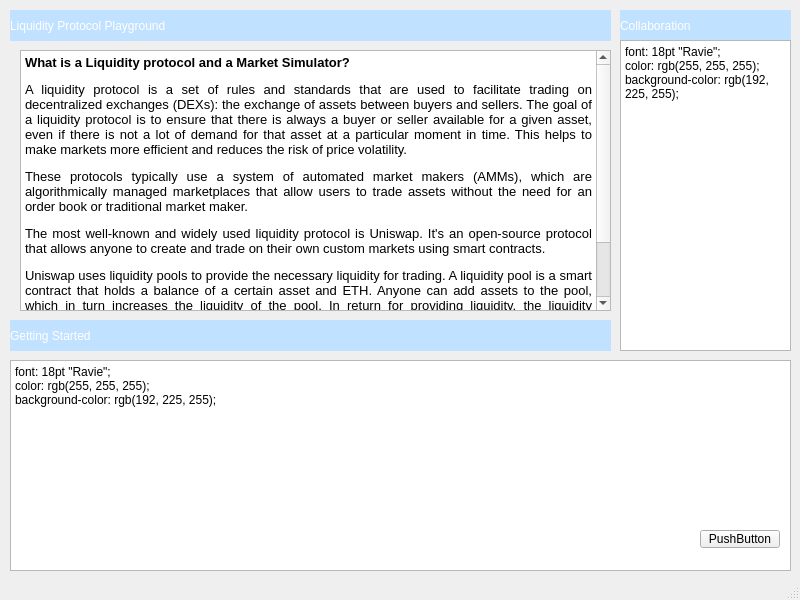
This is introductorywindow.ui in LiquidityProtocol/AMM-Simulator as Qt 5 draws it before an edit. The edited form follows.
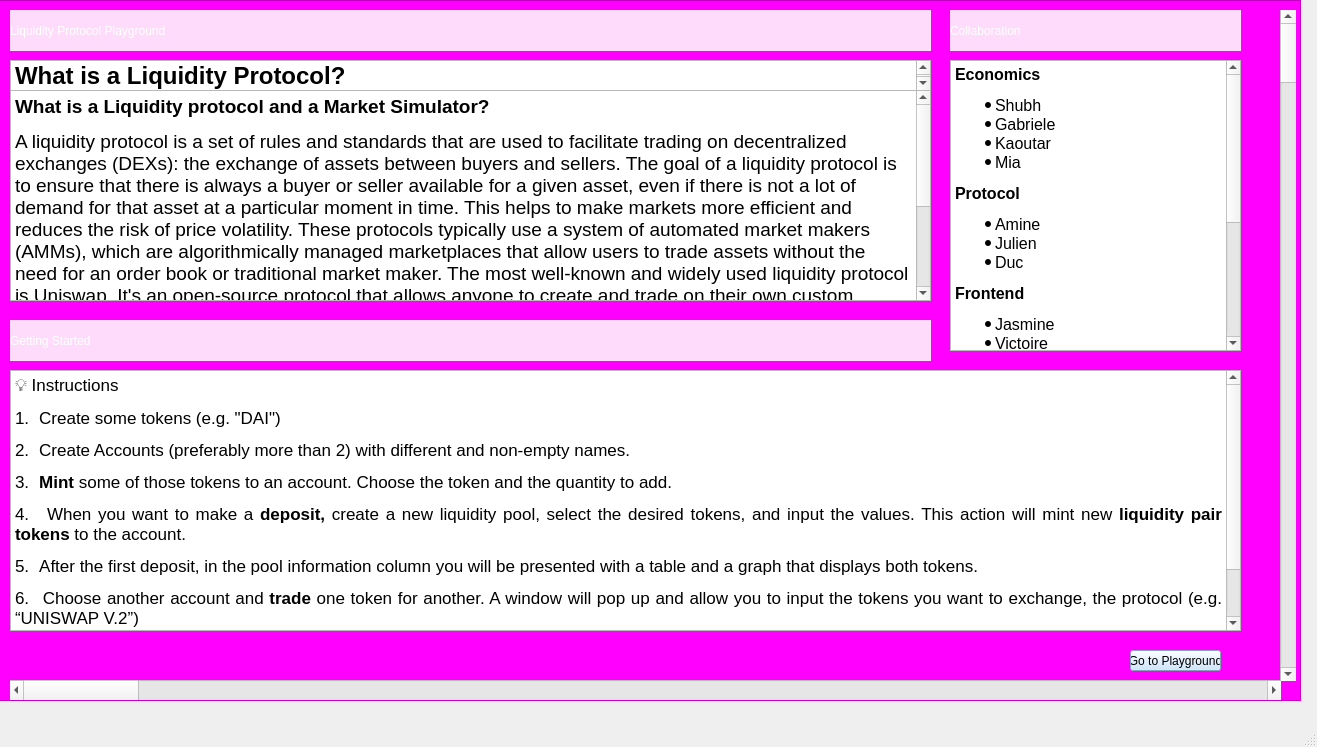
This is the edited form.

Commit message: Finished window

Patch:
```diff
--- a/introductorywindow.ui
+++ b/introductorywindow.ui
@@ -6,8 +6,8 @@
    <rect>
     <x>0</x>
     <y>0</y>
-    <width>800</width>
-    <height>600</height>
+    <width>1317</width>
+    <height>747</height>
    </rect>
   </property>
   <property name="windowTitle">
@@ -17,14 +17,20 @@
    <widget class="QPushButton" name="pushButton">
     <property name="geometry">
      <rect>
-      <x>700</x>
-      <y>530</y>
-      <width>80</width>
-      <height>18</height>
+      <x>1130</x>
+      <y>650</y>
+      <width>91</width>
+      <height>21</height>
      </rect>
     </property>
+    <property name="cursor">
+     <cursorShape>PointingHandCursor</cursorShape>
+    </property>
+    <property name="styleSheet">
+     <string notr="true">background-color: rgb(192, 225, 255);</string>
+    </property>
     <property name="text">
-     <string>PushButton</string>
+     <string>Go to Playground</string>
     </property>
    </widget>
    <widget class="QLabel" name="label">
@@ -32,14 +38,15 @@
      <rect>
       <x>10</x>
       <y>10</y>
-      <width>601</width>
-      <height>31</height>
+      <width>921</width>
+      <height>41</height>
      </rect>
     </property>
     <property name="styleSheet">
      <string notr="true">font: 18pt &quot;Ravie&quot;;
+background-color: rgb(254, 219, 251);
 color: rgb(255, 255, 255);
-background-color: rgb(192, 225, 255);</string>
+</string>
     </property>
     <property name="text">
      <string>Liquidity Protocol Playground </string>
@@ -48,24 +55,24 @@
    <widget class="QTextBrowser" name="textBrowser">
     <property name="geometry">
      <rect>
-      <x>20</x>
-      <y>50</y>
-      <width>591</width>
-      <height>261</height>
+      <x>10</x>
+      <y>90</y>
+      <width>921</width>
+      <height>211</height>
      </rect>
     </property>
+    <property name="styleSheet">
+     <string notr="true">font: 9pt &quot;Rockwell&quot;;
+</string>
+    </property>
     <property name="html">
      <string>&lt;!DOCTYPE HTML PUBLIC &quot;-//W3C//DTD HTML 4.0//EN&quot; &quot;http://www.w3.org/TR/REC-html40/strict.dtd&quot;&gt;
 &lt;html&gt;&lt;head&gt;&lt;meta name=&quot;qrichtext&quot; content=&quot;1&quot; /&gt;&lt;meta charset=&quot;utf-8&quot; /&gt;&lt;style type=&quot;text/css&quot;&gt;
 p, li { white-space: pre-wrap; }
 hr { height: 1px; border-width: 0; }
-&lt;/style&gt;&lt;/head&gt;&lt;body style=&quot; font-family:'Segoe UI'; font-size:9pt; font-weight:400; font-style:normal;&quot;&gt;
-&lt;p style=&quot; margin-top:0px; margin-bottom:0px; margin-left:0px; margin-right:0px; -qt-block-indent:0; text-indent:0px;&quot;&gt;&lt;span style=&quot; font-size:10pt; font-weight:700;&quot;&gt;What is a Liquidity protocol and a Market Simulator?&lt;/span&gt;&lt;/p&gt;
-&lt;p align=&quot;justify&quot; style=&quot; margin-top:12px; margin-bottom:12px; margin-left:0px; margin-right:0px; -qt-block-indent:0; text-indent:0px;&quot;&gt;&lt;span style=&quot; font-size:10pt;&quot;&gt;A liquidity protocol is a set of rules and standards that are used to facilitate trading on decentralized exchanges (DEXs): the exchange of assets between buyers and sellers. The goal of a liquidity protocol is to ensure that there is always a buyer or seller available for a given asset, even if there is not a lot of demand for that asset at a particular moment in time. This helps to make markets more efficient and reduces the risk of price volatility.&lt;/span&gt;&lt;/p&gt;
-&lt;p align=&quot;justify&quot; style=&quot; margin-top:12px; margin-bottom:12px; margin-left:0px; margin-right:0px; -qt-block-indent:0; text-indent:0px;&quot;&gt;&lt;span style=&quot; font-size:10pt;&quot;&gt;These protocols typically use a system of automated market makers (AMMs), which are algorithmically managed marketplaces that allow users to trade assets without the need for an order book or traditional market maker.&lt;/span&gt;&lt;/p&gt;
-&lt;p align=&quot;justify&quot; style=&quot; margin-top:12px; margin-bottom:12px; margin-left:0px; margin-right:0px; -qt-block-indent:0; text-indent:0px;&quot;&gt;&lt;span style=&quot; font-size:10pt;&quot;&gt;The most well-known and widely used liquidity protocol is Uniswap. It's an open-source protocol that allows anyone to create and trade on their own custom markets using smart contracts.&lt;/span&gt;&lt;/p&gt;
-&lt;p align=&quot;justify&quot; style=&quot; margin-top:12px; margin-bottom:12px; margin-left:0px; margin-right:0px; -qt-block-indent:0; text-indent:0px;&quot;&gt;&lt;span style=&quot; font-size:10pt;&quot;&gt;Uniswap uses liquidity pools to provide the necessary liquidity for trading. A liquidity pool is a smart contract that holds a balance of a certain asset and ETH. Anyone can add assets to the pool, which in turn increases the liquidity of the pool. In return for providing liquidity, the liquidity providers earn a small percentage of the trading fees from trades that occur within the pool.&lt;/span&gt;&lt;/p&gt;
-&lt;p align=&quot;justify&quot; style=&quot; margin-top:12px; margin-bottom:12px; margin-left:0px; margin-right:0px; -qt-block-indent:0; text-indent:0px;&quot;&gt;&lt;span style=&quot; font-size:10pt;&quot;&gt;Market simulators are tools that can be used to test trading strategies and simulate the performance of different markets. They can be useful for traders, liquidity providers, and anyone who wants to understand how a market might behave under different conditions.&lt;/span&gt;&lt;/p&gt;&lt;/body&gt;&lt;/html&gt;</string>
+&lt;/style&gt;&lt;/head&gt;&lt;body style=&quot; font-family:'Rockwell'; font-size:9pt; font-weight:400; font-style:normal;&quot;&gt;
+&lt;p style=&quot; margin-top:12px; margin-bottom:0px; margin-left:0px; margin-right:0px; -qt-block-indent:0; text-indent:0px;&quot;&gt;&lt;span style=&quot; font-family:'Rockwell','serif'; font-size:14pt; font-weight:700;&quot;&gt;What is a Liquidity protocol and a Market Simulator?&lt;/span&gt; &lt;/p&gt;
+&lt;p style=&quot; margin-top:12px; margin-bottom:12px; margin-left:0px; margin-right:0px; -qt-block-indent:0; text-indent:0px;&quot;&gt;&lt;span style=&quot; font-family:'Rockwell','serif'; font-size:14pt;&quot;&gt;A liquidity protocol is a set of rules and standards that are used to facilitate trading on decentralized exchanges (DEXs): the exchange of assets between buyers and sellers. The goal of a liquidity protocol is to ensure that there is always a buyer or seller available for a given asset, even if there is not a lot of demand for that asset at a particular moment in time. This helps to make markets more efficient and reduces the risk of price volatility. These protocols typically use a system of automated market makers (AMMs), which are algorithmically managed marketplaces that allow users to trade assets without the need for an order book or traditional market maker. The most well-known and widely used liquidity protocol is Uniswap. It's an open-source protocol that allows anyone to create and trade on their own custom markets using smart contracts. Uniswap uses liquidity pools to provide the necessary liquidity for trading. A liquidity pool is a smart contract that holds a balance of a certain asset and ETH. Anyone can add assets to the pool, which in turn increases the liquidity of the pool. In return for providing liquidity, the liquidity providers earn a small percentage of the trading fees from trades that occur within the pool. Market simulators are tools that can be used to test trading strategies and simulate the performance of different markets. They can be useful for traders, liquidity providers, and anyone who wants to understand how a market might behave under different conditions.&lt;/span&gt; &lt;/p&gt;&lt;/body&gt;&lt;/html&gt;</string>
     </property>
    </widget>
    <widget class="QLabel" name="label_3">
@@ -73,14 +80,16 @@
      <rect>
       <x>10</x>
       <y>320</y>
-      <width>601</width>
-      <height>31</height>
+      <width>921</width>
+      <height>41</height>
      </rect>
     </property>
     <property name="styleSheet">
      <string notr="true">font: 18pt &quot;Ravie&quot;;
 color: rgb(255, 255, 255);
-background-color: rgb(192, 225, 255);</string>
+border-color: rgb(0, 0, 0);
+background-color: rgb(254, 219, 251);
+</string>
     </property>
     <property name="text">
      <string>Getting Started</string>
@@ -89,16 +98,17 @@
    <widget class="QLabel" name="label_4">
     <property name="geometry">
      <rect>
-      <x>620</x>
+      <x>950</x>
       <y>10</y>
-      <width>171</width>
-      <height>31</height>
+      <width>291</width>
+      <height>41</height>
      </rect>
     </property>
     <property name="styleSheet">
      <string notr="true">font: 15pt &quot;Ravie&quot;;
 color: rgb(255, 255, 255);
-background-color: rgb(192, 225, 255);</string>
+background-color: rgb(254, 219, 251);
+</string>
     </property>
     <property name="text">
      <string>Collaboration</string>
@@ -108,9 +118,9 @@
     <property name="geometry">
      <rect>
       <x>10</x>
-      <y>360</y>
-      <width>781</width>
-      <height>211</height>
+      <y>370</y>
+      <width>1231</width>
+      <height>261</height>
      </rect>
     </property>
     <property name="html">
@@ -119,19 +129,24 @@
 p, li { white-space: pre-wrap; }
 hr { height: 1px; border-width: 0; }
 &lt;/style&gt;&lt;/head&gt;&lt;body style=&quot; font-family:'Segoe UI'; font-size:9pt; font-weight:400; font-style:normal;&quot;&gt;
-&lt;p style=&quot; margin-top:0px; margin-bottom:0px; margin-left:0px; margin-right:0px; -qt-block-indent:0; text-indent:0px;&quot;&gt;font: 18pt &amp;quot;Ravie&amp;quot;;&lt;/p&gt;
-&lt;p style=&quot; margin-top:0px; margin-bottom:0px; margin-left:0px; margin-right:0px; -qt-block-indent:0; text-indent:0px;&quot;&gt;color: rgb(255, 255, 255);&lt;/p&gt;
-&lt;p style=&quot; margin-top:0px; margin-bottom:0px; margin-left:0px; margin-right:0px; -qt-block-indent:0; text-indent:0px;&quot;&gt;background-color: rgb(192, 225, 255);&lt;/p&gt;
-&lt;p style=&quot;-qt-paragraph-type:empty; margin-top:0px; margin-bottom:0px; margin-left:0px; margin-right:0px; -qt-block-indent:0; text-indent:0px;&quot;&gt;&lt;br /&gt;&lt;/p&gt;&lt;/body&gt;&lt;/html&gt;</string>
+&lt;p align=&quot;justify&quot; style=&quot; margin-top:12px; margin-bottom:12px; margin-left:0px; margin-right:0px; -qt-block-indent:0; text-indent:0px;&quot;&gt;&lt;span style=&quot; font-family:'Segoe UI Emoji','sans-serif'; font-size:13pt;&quot;&gt;💡&lt;/span&gt;&lt;span style=&quot; font-family:'Rockwell','serif'; font-size:13pt;&quot;&gt; Instructions&lt;/span&gt; &lt;/p&gt;
+&lt;p align=&quot;justify&quot; style=&quot; margin-top:12px; margin-bottom:12px; margin-left:0px; margin-right:0px; -qt-block-indent:0; text-indent:0px;&quot;&gt;&lt;span style=&quot; font-family:'Rockwell','serif'; font-size:13pt;&quot;&gt;1.&lt;/span&gt;&lt;span style=&quot; font-family:'Times New Roman'; font-size:7pt;&quot;&gt;    &lt;/span&gt;&lt;span style=&quot; font-family:'Rockwell','serif'; font-size:13pt;&quot;&gt;Create some tokens (e.g. &amp;quot;DAI&amp;quot;)&lt;/span&gt; &lt;/p&gt;
+&lt;p align=&quot;justify&quot; style=&quot; margin-top:12px; margin-bottom:12px; margin-left:0px; margin-right:0px; -qt-block-indent:0; text-indent:0px;&quot;&gt;&lt;span style=&quot; font-family:'Rockwell','serif'; font-size:13pt;&quot;&gt;2.&lt;/span&gt;&lt;span style=&quot; font-family:'Times New Roman'; font-size:7pt;&quot;&gt;    &lt;/span&gt;&lt;span style=&quot; font-family:'Rockwell','serif'; font-size:13pt;&quot;&gt;Create Accounts (preferably more than 2) with different and non-empty names.&lt;/span&gt; &lt;/p&gt;
+&lt;p align=&quot;justify&quot; style=&quot; margin-top:12px; margin-bottom:12px; margin-left:0px; margin-right:0px; -qt-block-indent:0; text-indent:0px;&quot;&gt;&lt;span style=&quot; font-family:'Rockwell','serif'; font-size:13pt;&quot;&gt;3.&lt;/span&gt;&lt;span style=&quot; font-family:'Times New Roman'; font-size:7pt;&quot;&gt;    &lt;/span&gt;&lt;span style=&quot; font-family:'Rockwell','serif'; font-size:13pt; font-weight:700;&quot;&gt;Mint&lt;/span&gt;&lt;span style=&quot; font-family:'Rockwell','serif'; font-size:13pt;&quot;&gt; some of those tokens to an account. Choose the token and the quantity to add.&lt;/span&gt; &lt;/p&gt;
+&lt;p align=&quot;justify&quot; style=&quot; margin-top:12px; margin-bottom:12px; margin-left:0px; margin-right:0px; -qt-block-indent:0; text-indent:0px;&quot;&gt;&lt;span style=&quot; font-family:'Rockwell','serif'; font-size:13pt;&quot;&gt;4.&lt;/span&gt;&lt;span style=&quot; font-family:'Times New Roman'; font-size:7pt;&quot;&gt;    &lt;/span&gt;&lt;span style=&quot; font-family:'Rockwell','serif'; font-size:13pt;&quot;&gt;When you want to&lt;/span&gt;&lt;span style=&quot; font-family:'Rockwell','serif'; font-size:13pt; font-weight:700;&quot;&gt; &lt;/span&gt;&lt;span style=&quot; font-family:'Rockwell','serif'; font-size:13pt;&quot;&gt;make a &lt;/span&gt;&lt;span style=&quot; font-family:'Rockwell','serif'; font-size:13pt; font-weight:700;&quot;&gt;deposit, &lt;/span&gt;&lt;span style=&quot; font-family:'Rockwell','serif'; font-size:13pt;&quot;&gt;create a new liquidity pool, select the desired tokens, and input the values. This action will mint new &lt;/span&gt;&lt;span style=&quot; font-family:'Rockwell','serif'; font-size:13pt; font-weight:700;&quot;&gt;liquidity pair tokens&lt;/span&gt;&lt;span style=&quot; font-family:'Rockwell','serif'; font-size:13pt;&quot;&gt; to the account.&lt;/span&gt; &lt;/p&gt;
+&lt;p align=&quot;justify&quot; style=&quot; margin-top:12px; margin-bottom:12px; margin-left:0px; margin-right:0px; -qt-block-indent:0; text-indent:0px;&quot;&gt;&lt;span style=&quot; font-family:'Rockwell','serif'; font-size:13pt;&quot;&gt;5.&lt;/span&gt;&lt;span style=&quot; font-family:'Times New Roman'; font-size:7pt;&quot;&gt;    &lt;/span&gt;&lt;span style=&quot; font-family:'Rockwell','serif'; font-size:13pt;&quot;&gt;After the first deposit, in the pool information column you will be presented with a table and a graph that displays both tokens.&lt;/span&gt; &lt;/p&gt;
+&lt;p align=&quot;justify&quot; style=&quot; margin-top:12px; margin-bottom:12px; margin-left:0px; margin-right:0px; -qt-block-indent:0; text-indent:0px;&quot;&gt;&lt;span style=&quot; font-family:'Rockwell','serif'; font-size:13pt;&quot;&gt;6.&lt;/span&gt;&lt;span style=&quot; font-family:'Times New Roman'; font-size:7pt;&quot;&gt;    &lt;/span&gt;&lt;span style=&quot; font-family:'Rockwell','serif'; font-size:13pt;&quot;&gt;Choose another account and &lt;/span&gt;&lt;span style=&quot; font-family:'Rockwell','serif'; font-size:13pt; font-weight:700;&quot;&gt;trade&lt;/span&gt;&lt;span style=&quot; font-family:'Rockwell','serif'; font-size:13pt;&quot;&gt; one token for another. A window will pop up and allow you to input the tokens you want to exchange, the protocol (e.g. “UNISWAP V.2”)&lt;/span&gt; &lt;/p&gt;
+&lt;p align=&quot;justify&quot; style=&quot; margin-top:12px; margin-bottom:12px; margin-left:0px; margin-right:0px; -qt-block-indent:0; text-indent:0px;&quot;&gt;&lt;span style=&quot; font-family:'Rockwell','serif'; font-size:13pt;&quot;&gt;7.&lt;/span&gt;&lt;span style=&quot; font-family:'Times New Roman'; font-size:7pt;&quot;&gt;    &lt;/span&gt;&lt;span style=&quot; font-family:'Rockwell','serif'; font-size:13pt;&quot;&gt;Change the &amp;quot;real world&amp;quot; market price on tokens to simulate arbitrage opportunities&lt;/span&gt; &lt;/p&gt;
+&lt;p align=&quot;justify&quot; style=&quot; margin-top:12px; margin-bottom:12px; margin-left:0px; margin-right:0px; -qt-block-indent:0; text-indent:0px;&quot;&gt;&lt;span style=&quot; font-family:'Rockwell','serif'; font-size:13pt;&quot;&gt;8.&lt;/span&gt;&lt;span style=&quot; font-family:'Times New Roman'; font-size:7pt;&quot;&gt;    &lt;/span&gt;&lt;span style=&quot; font-family:'Rockwell','serif'; font-size:13pt; font-weight:700;&quot;&gt;Withdraw&lt;/span&gt;&lt;span style=&quot; font-family:'Rockwell','serif'; font-size:13pt;&quot;&gt; a percentage your position to get back the value + a share of accrued pool fees.&lt;/span&gt; &lt;/p&gt;&lt;/body&gt;&lt;/html&gt;</string>
     </property>
    </widget>
    <widget class="QTextBrowser" name="textBrowser_3">
     <property name="geometry">
      <rect>
-      <x>620</x>
-      <y>40</y>
-      <width>171</width>
-      <height>311</height>
+      <x>950</x>
+      <y>60</y>
+      <width>291</width>
+      <height>291</height>
      </rect>
     </property>
     <property name="html">
@@ -140,12 +155,91 @@
 p, li { white-space: pre-wrap; }
 hr { height: 1px; border-width: 0; }
 &lt;/style&gt;&lt;/head&gt;&lt;body style=&quot; font-family:'Segoe UI'; font-size:9pt; font-weight:400; font-style:normal;&quot;&gt;
-&lt;p style=&quot; margin-top:0px; margin-bottom:0px; margin-left:0px; margin-right:0px; -qt-block-indent:0; text-indent:0px;&quot;&gt;font: 18pt &amp;quot;Ravie&amp;quot;;&lt;/p&gt;
-&lt;p style=&quot; margin-top:0px; margin-bottom:0px; margin-left:0px; margin-right:0px; -qt-block-indent:0; text-indent:0px;&quot;&gt;color: rgb(255, 255, 255);&lt;/p&gt;
-&lt;p style=&quot; margin-top:0px; margin-bottom:0px; margin-left:0px; margin-right:0px; -qt-block-indent:0; text-indent:0px;&quot;&gt;background-color: rgb(192, 225, 255);&lt;/p&gt;
-&lt;p style=&quot;-qt-paragraph-type:empty; margin-top:0px; margin-bottom:0px; margin-left:0px; margin-right:0px; -qt-block-indent:0; text-indent:0px;&quot;&gt;&lt;br /&gt;&lt;/p&gt;&lt;/body&gt;&lt;/html&gt;</string>
+&lt;p style=&quot; margin-top:12px; margin-bottom:12px; margin-left:0px; margin-right:0px; -qt-block-indent:0; text-indent:0px;&quot;&gt;&lt;span style=&quot; font-family:'Rockwell','serif'; font-size:12pt; font-weight:700;&quot;&gt;Economics&lt;/span&gt;&lt;span style=&quot; font-size:12pt;&quot;&gt; &lt;/span&gt;&lt;/p&gt;
+&lt;ul style=&quot;margin-top: 0px; margin-bottom: 0px; margin-left: 0px; margin-right: 0px; -qt-list-indent: 1;&quot;&gt;&lt;li style=&quot; font-size:12pt;&quot; style=&quot; margin-top:0px; margin-bottom:0px; margin-left:0px; margin-right:0px; -qt-block-indent:0; text-indent:0px;&quot;&gt;&lt;span style=&quot; font-family:'Rockwell','serif';&quot;&gt;Shubh&lt;/span&gt; &lt;/li&gt;
+&lt;li style=&quot; font-size:12pt;&quot; style=&quot; margin-top:0px; margin-bottom:0px; margin-left:0px; margin-right:0px; -qt-block-indent:0; text-indent:0px;&quot;&gt;&lt;span style=&quot; font-family:'Rockwell','serif';&quot;&gt;Gabriele&lt;/span&gt; &lt;/li&gt;
+&lt;li style=&quot; font-size:12pt;&quot; style=&quot; margin-top:0px; margin-bottom:0px; margin-left:0px; margin-right:0px; -qt-block-indent:0; text-indent:0px;&quot;&gt;&lt;span style=&quot; font-family:'Rockwell','serif';&quot;&gt;Kaoutar&lt;/span&gt; &lt;/li&gt;
+&lt;li style=&quot; font-size:12pt;&quot; style=&quot; margin-top:0px; margin-bottom:12px; margin-left:0px; margin-right:0px; -qt-block-indent:0; text-indent:0px;&quot;&gt;&lt;span style=&quot; font-family:'Rockwell','serif';&quot;&gt;Mia&lt;/span&gt; &lt;/li&gt;&lt;/ul&gt;
+&lt;p style=&quot; margin-top:12px; margin-bottom:12px; margin-left:0px; margin-right:0px; -qt-block-indent:0; text-indent:0px;&quot;&gt;&lt;span style=&quot; font-family:'Rockwell','serif'; font-size:12pt; font-weight:700;&quot;&gt;Protocol&lt;/span&gt;&lt;span style=&quot; font-size:12pt;&quot;&gt; &lt;/span&gt;&lt;/p&gt;
+&lt;ul style=&quot;margin-top: 0px; margin-bottom: 0px; margin-left: 0px; margin-right: 0px; -qt-list-indent: 1;&quot;&gt;&lt;li style=&quot; font-size:12pt;&quot; style=&quot; margin-top:0px; margin-bottom:0px; margin-left:0px; margin-right:0px; -qt-block-indent:0; text-indent:0px;&quot;&gt;&lt;span style=&quot; font-family:'Rockwell','serif';&quot;&gt;Amine&lt;/span&gt; &lt;/li&gt;
+&lt;li style=&quot; font-size:12pt;&quot; style=&quot; margin-top:0px; margin-bottom:0px; margin-left:0px; margin-right:0px; -qt-block-indent:0; text-indent:0px;&quot;&gt;&lt;span style=&quot; font-family:'Rockwell','serif';&quot;&gt;Julien&lt;/span&gt; &lt;/li&gt;
+&lt;li style=&quot; font-size:12pt;&quot; style=&quot; margin-top:0px; margin-bottom:12px; margin-left:0px; margin-right:0px; -qt-block-indent:0; text-indent:0px;&quot;&gt;&lt;span style=&quot; font-family:'Rockwell','serif';&quot;&gt;Duc&lt;/span&gt; &lt;/li&gt;&lt;/ul&gt;
+&lt;p style=&quot; margin-top:12px; margin-bottom:12px; margin-left:0px; margin-right:0px; -qt-block-indent:0; text-indent:0px;&quot;&gt;&lt;span style=&quot; font-family:'Rockwell','serif'; font-size:12pt; font-weight:700;&quot;&gt;Frontend&lt;/span&gt;&lt;span style=&quot; font-size:12pt;&quot;&gt; &lt;/span&gt;&lt;/p&gt;
+&lt;ul style=&quot;margin-top: 0px; margin-bottom: 0px; margin-left: 0px; margin-right: 0px; -qt-list-indent: 1;&quot;&gt;&lt;li style=&quot; font-size:12pt;&quot; style=&quot; margin-top:0px; margin-bottom:0px; margin-left:0px; margin-right:0px; -qt-block-indent:0; text-indent:0px;&quot;&gt;&lt;span style=&quot; font-family:'Rockwell','serif';&quot;&gt;Jasmine&lt;/span&gt; &lt;/li&gt;
+&lt;li style=&quot; font-size:12pt;&quot; style=&quot; margin-top:0px; margin-bottom:0px; margin-left:0px; margin-right:0px; -qt-block-indent:0; text-indent:0px;&quot;&gt;&lt;span style=&quot; font-family:'Rockwell','serif';&quot;&gt;Victoire&lt;/span&gt; &lt;/li&gt;
+&lt;li style=&quot; font-size:12pt;&quot; style=&quot; margin-top:0px; margin-bottom:12px; margin-left:0px; margin-right:0px; -qt-block-indent:0; text-indent:0px;&quot;&gt;&lt;span style=&quot; font-family:'Rockwell','serif';&quot;&gt;Martina&lt;/span&gt; &lt;/li&gt;&lt;/ul&gt;
+&lt;p style=&quot; margin-top:12px; margin-bottom:12px; margin-left:0px; margin-right:0px; -qt-block-indent:0; text-indent:0px;&quot;&gt;&lt;span style=&quot; font-family:'Rockwell','serif'; font-size:12pt; font-weight:700;&quot;&gt;Playground&lt;/span&gt;&lt;span style=&quot; font-size:12pt;&quot;&gt; &lt;/span&gt;&lt;/p&gt;
+&lt;ul style=&quot;margin-top: 0px; margin-bottom: 0px; margin-left: 0px; margin-right: 0px; -qt-list-indent: 1;&quot;&gt;&lt;li style=&quot; font-size:12pt;&quot; style=&quot; margin-top:0px; margin-bottom:0px; margin-left:0px; margin-right:0px; -qt-block-indent:0; text-indent:0px;&quot;&gt;&lt;span style=&quot; font-family:'Rockwell','serif';&quot;&gt;Minh&lt;/span&gt; &lt;/li&gt;
+&lt;li style=&quot; font-size:12pt;&quot; style=&quot; margin-top:0px; margin-bottom:0px; margin-left:0px; margin-right:0px; -qt-block-indent:0; text-indent:0px;&quot;&gt;&lt;span style=&quot; font-family:'Rockwell','serif';&quot;&gt;The&lt;/span&gt; &lt;/li&gt;
+&lt;li style=&quot; font-size:12pt;&quot; style=&quot; margin-top:0px; margin-bottom:0px; margin-left:0px; margin-right:0px; -qt-block-indent:0; text-indent:0px;&quot;&gt;&lt;span style=&quot; font-family:'Rockwell','serif';&quot;&gt;Levente&lt;/span&gt; &lt;/li&gt;
+&lt;li style=&quot; font-size:12pt;&quot; style=&quot; margin-top:0px; margin-bottom:0px; margin-left:0px; margin-right:0px; -qt-block-indent:0; text-indent:0px;&quot;&gt;&lt;span style=&quot; font-family:'Rockwell','serif';&quot;&gt;Adithya&lt;/span&gt; &lt;/li&gt;
+&lt;li style=&quot; font-size:12pt;&quot; style=&quot; margin-top:0px; margin-bottom:0px; margin-left:0px; margin-right:0px; -qt-block-indent:0; text-indent:0px;&quot;&gt;&lt;span style=&quot; font-family:'Rockwell','serif';&quot;&gt;Fryderyk&lt;/span&gt; &lt;/li&gt;
+&lt;li style=&quot; font-size:12pt;&quot; style=&quot; margin-top:0px; margin-bottom:0px; margin-left:0px; margin-right:0px; -qt-block-indent:0; text-indent:0px;&quot;&gt;&lt;span style=&quot; font-family:'Rockwell','serif';&quot;&gt;Tu&lt;/span&gt; &lt;/li&gt;
+&lt;li style=&quot; font-size:12pt;&quot; style=&quot; margin-top:0px; margin-bottom:0px; margin-left:0px; margin-right:0px; -qt-block-indent:0; text-indent:0px;&quot;&gt;&lt;span style=&quot; font-family:'Rockwell','serif';&quot;&gt;Alessandro&lt;/span&gt; &lt;/li&gt;
+&lt;li style=&quot; font-size:12pt;&quot; style=&quot; margin-top:0px; margin-bottom:12px; margin-left:0px; margin-right:0px; -qt-block-indent:0; text-indent:0px;&quot;&gt;&lt;span style=&quot; font-family:'Rockwell','serif';&quot;&gt;Matheo&lt;/span&gt; &lt;/li&gt;&lt;/ul&gt;&lt;/body&gt;&lt;/html&gt;</string>
     </property>
    </widget>
+   <widget class="QTextBrowser" name="textBrowser_4">
+    <property name="geometry">
+     <rect>
+      <x>-10</x>
+      <y>0</y>
+      <width>1311</width>
+      <height>701</height>
+     </rect>
+    </property>
+    <property name="styleSheet">
+     <string notr="true">background-color: rgb(255, 0, 255);</string>
+    </property>
+   </widget>
+   <widget class="QTextBrowser" name="textBrowser_5">
+    <property name="geometry">
+     <rect>
+      <x>10</x>
+      <y>60</y>
+      <width>921</width>
+      <height>31</height>
+     </rect>
+    </property>
+    <property name="styleSheet">
+     <string notr="true">font: 700 9pt &quot;Rockwell&quot;;</string>
+    </property>
+    <property name="html">
+     <string>&lt;!DOCTYPE HTML PUBLIC &quot;-//W3C//DTD HTML 4.0//EN&quot; &quot;http://www.w3.org/TR/REC-html40/strict.dtd&quot;&gt;
+&lt;html&gt;&lt;head&gt;&lt;meta name=&quot;qrichtext&quot; content=&quot;1&quot; /&gt;&lt;meta charset=&quot;utf-8&quot; /&gt;&lt;style type=&quot;text/css&quot;&gt;
+p, li { white-space: pre-wrap; }
+hr { height: 1px; border-width: 0; }
+&lt;/style&gt;&lt;/head&gt;&lt;body style=&quot; font-family:'Rockwell'; font-size:9pt; font-weight:700; font-style:normal;&quot;&gt;
+&lt;p style=&quot; margin-top:0px; margin-bottom:0px; margin-left:0px; margin-right:0px; -qt-block-indent:0; text-indent:0px;&quot;&gt;&lt;span style=&quot; font-family:'Segoe UI'; font-size:18pt;&quot;&gt;What is a Liquidity Protocol?&lt;/span&gt;&lt;/p&gt;&lt;/body&gt;&lt;/html&gt;</string>
+    </property>
+   </widget>
+   <widget class="QScrollBar" name="verticalScrollBar">
+    <property name="geometry">
+     <rect>
+      <x>1280</x>
+      <y>10</y>
+      <width>16</width>
+      <height>671</height>
+     </rect>
+    </property>
+    <property name="orientation">
+     <enum>Qt::Vertical</enum>
+    </property>
+   </widget>
+   <widget class="QScrollBar" name="horizontalScrollBar">
+    <property name="geometry">
+     <rect>
+      <x>10</x>
+      <y>680</y>
+      <width>1271</width>
+      <height>20</height>
+     </rect>
+    </property>
+    <property name="orientation">
+     <enum>Qt::Horizontal</enum>
+    </property>
+   </widget>
+   <zorder>textBrowser_4</zorder>
    <zorder>textBrowser_2</zorder>
    <zorder>pushButton</zorder>
    <zorder>label</zorder>
@@ -153,13 +247,16 @@
    <zorder>label_3</zorder>
    <zorder>label_4</zorder>
    <zorder>textBrowser_3</zorder>
+   <zorder>textBrowser_5</zorder>
+   <zorder>verticalScrollBar</zorder>
+   <zorder>horizontalScrollBar</zorder>
   </widget>
   <widget class="QMenuBar" name="menubar">
    <property name="geometry">
     <rect>
      <x>0</x>
      <y>0</y>
-     <width>800</width>
+     <width>1317</width>
      <height>17</height>
     </rect>
    </property>
```
The commit also changes 2 other files.
